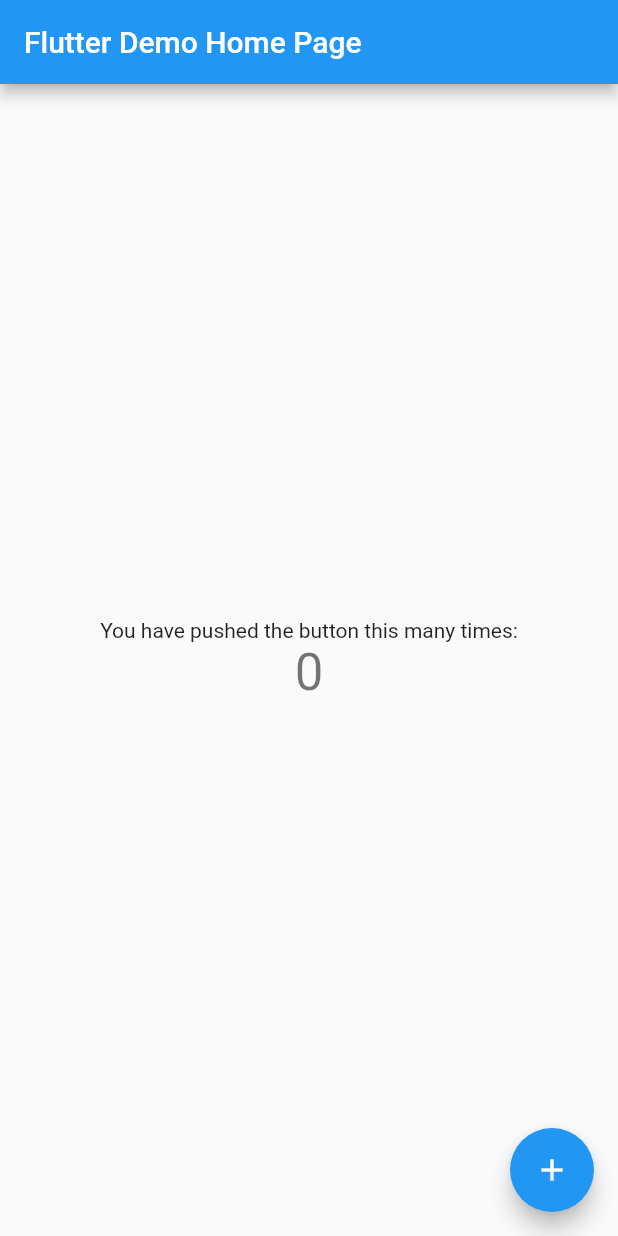
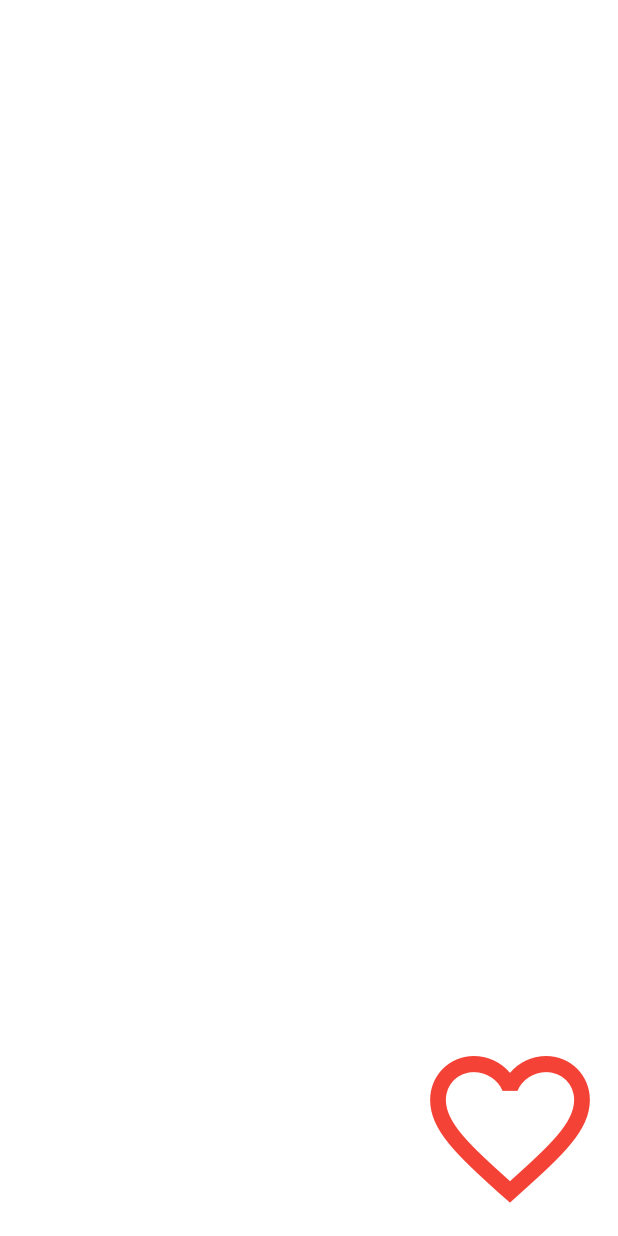
Before and after one commit to liuseli/IAS_PPGcode, a Flutter app: the screen it shows after launch, on a phone screen of 412 x 824 dp. Run offline on Flutter 3.47's test engine with Material 2 defaults, Android fonts, the phone set to English and light mode, and no system bars.

Commit message:
This commit includes initialization of the homepage. Now the app has heart shaped toggle button.

```diff
--- /dev/null
+++ b/ppg_ias/lib/home.dart
@@ -0,0 +1,49 @@
+/*import 'package:camera/camera.dart';*/
+import 'package:flutter/material.dart';
+/*import 'package:wakelock/wakelock.dart';*/
+/*import 'chart.dart';*/
+
+class HomePage extends StatefulWidget {
+  @override
+  HomePageView createState() {
+    return HomePageView();
+  }
+}
+
+class HomePageView extends State<HomePage> {
+  bool _toggled = false;
+  @override
+  Widget build(BuildContext context) {
+    return Scaffold(
+      backgroundColor: Colors.white,
+      body: SafeArea(
+        child: Align(
+          alignment: Alignment.bottomRight,
+          child: IconButton(
+            icon: Icon(_toggled ? Icons.favorite : Icons.favorite_border),
+            color: Colors.red,
+            iconSize: 128,
+            onPressed: () {
+              if (_toggled) {
+                _untoggle();
+              } else {
+                _toggle();
+              }
+            },
+          ),
+        ),
+      ),
+    );
+  }
+  _toggle() {
+  setState(() {
+    _toggled = true;
+  });
+}
+
+_untoggle() {
+  setState(() {
+    _toggled = false;
+  });
+}
+}
--- a/ppg_ias/lib/main.dart
+++ b/ppg_ias/lib/main.dart
@@ -1,111 +1,18 @@
 import 'package:flutter/material.dart';
+import 'package:flutter/services.dart';
+import 'home.dart';
 
 void main() => runApp(MyApp());
 
 class MyApp extends StatelessWidget {
-  // This widget is the root of your application.
   @override
   Widget build(BuildContext context) {
     return MaterialApp(
-      title: 'Flutter Demo',
+      title: 'PPG',
       theme: ThemeData(
-        // This is the theme of your application.
-        //
-        // Try running your application with "flutter run". You'll see the
-        // application has a blue toolbar. Then, without quitting the app, try
-        // changing the primarySwatch below to Colors.green and then invoke
-        // "hot reload" (press "r" in the console where you ran "flutter run",
-        // or simply save your changes to "hot reload" in a Flutter IDE).
-        // Notice that the counter didn't reset back to zero; the application
-        // is not restarted.
-        primarySwatch: Colors.blue,
+        brightness: Brightness.light,
       ),
-      home: MyHomePage(title: 'Flutter Demo Home Page'),
+      home: HomePage(),
     );
   }
 }
-
-class MyHomePage extends StatefulWidget {
-  MyHomePage({Key key, this.title}) : super(key: key);
-
-  // This widget is the home page of your application. It is stateful, meaning
-  // that it has a State object (defined below) that contains fields that affect
-  // how it looks.
-
-  // This class is the configuration for the state. It holds the values (in this
-  // case the title) provided by the parent (in this case the App widget) and
-  // used by the build method of the State. Fields in a Widget subclass are
-  // always marked "final".
-
-  final String title;
-
-  @override
-  _MyHomePageState createState() => _MyHomePageState();
-}
-
-class _MyHomePageState extends State<MyHomePage> {
-  int _counter = 0;
-
-  void _incrementCounter() {
-    setState(() {
-      // This call to setState tells the Flutter framework that something has
-      // changed in this State, which causes it to rerun the build method below
-      // so that the display can reflect the updated values. If we changed
-      // _counter without calling setState(), then the build method would not be
-      // called again, and so nothing would appear to happen.
-      _counter++;
-    });
-  }
-
-  @override
-  Widget build(BuildContext context) {
-    // This method is rerun every time setState is called, for instance as done
-    // by the _incrementCounter method above.
-    //
-    // The Flutter framework has been optimized to make rerunning build methods
-    // fast, so that you can just rebuild anything that needs updating rather
-    // than having to individually change instances of widgets.
-    return Scaffold(
-      appBar: AppBar(
-        // Here we take the value from the MyHomePage object that was created by
-        // the App.build method, and use it to set our appbar title.
-        title: Text(widget.title),
-      ),
-      body: Center(
-        // Center is a layout widget. It takes a single child and positions it
-        // in the middle of the parent.
-        child: Column(
-          // Column is also a layout widget. It takes a list of children and
-          // arranges them vertically. By default, it sizes itself to fit its
-          // children horizontally, and tries to be as tall as its parent.
-          //
-          // Invoke "debug painting" (press "p" in the console, choose the
-          // "Toggle Debug Paint" action from the Flutter Inspector in Android
-          // Studio, or the "Toggle Debug Paint" command in Visual Studio Code)
-          // to see the wireframe for each widget.
-          //
-          // Column has various properties to control how it sizes itself and
-          // how it positions its children. Here we use mainAxisAlignment to
-          // center the children vertically; the main axis here is the vertical
-          // axis because Columns are vertical (the cross axis would be
-          // horizontal).
-          mainAxisAlignment: MainAxisAlignment.center,
-          children: <Widget>[
-            Text(
-              'You have pushed the button this many times:',
-            ),
-            Text(
-              '$_counter',
-              style: Theme.of(context).textTheme.display1,
-            ),
-          ],
-        ),
-      ),
-      floatingActionButton: FloatingActionButton(
-        onPressed: _incrementCounter,
-        tooltip: 'Increment',
-        child: Icon(Icons.add),
-      ), // This trailing comma makes auto-formatting nicer for build methods.
-    );
-  }
-}
```
Also changed, not shown: ppg_ias/pubspec.yaml (+14 -54 lines), ppg_ias/pubspec.lock, 8 other files.
